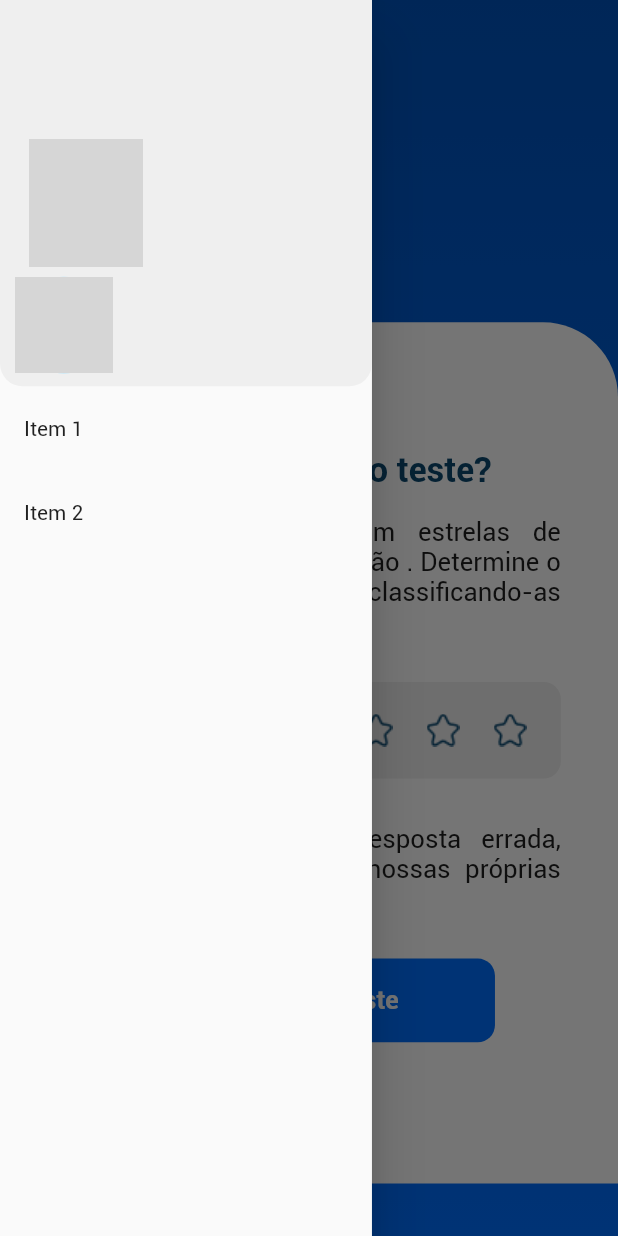
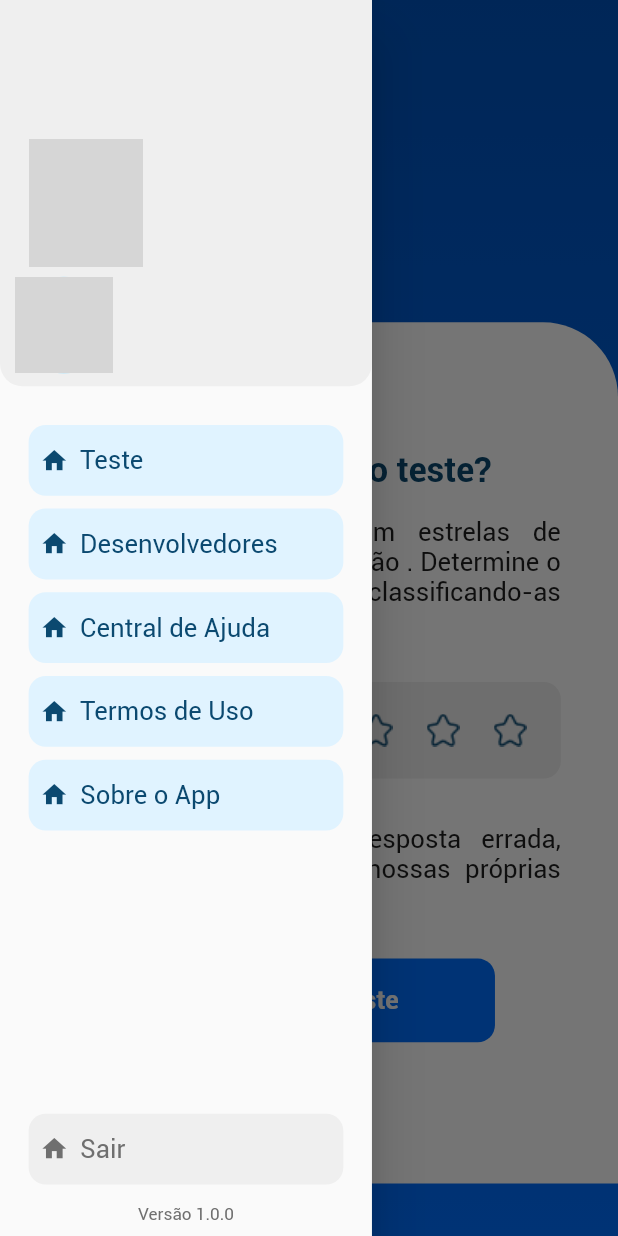
Before and after one commit to ParagonVirtuoso/inteligencias_multiplas, a Flutter app: the HomePage screen opened by its route, with the side drawer open, on a phone screen of 412 x 824 dp. Run offline on Flutter 3.47's test engine with Material 2 defaults, Android fonts, the phone set to English and light mode, and no system bars; our stand-ins replace carousel_slider, firebase_auth, firebase_core, flutter_screenutil, google_sign_in; missing offline and left inert: flutter_facebook_auth; accounts and stored records are empty; network calls fail; grey boxes are pictures that could not be loaded.

Commit message:
feature/criar-itens-drawer
Criado itens internos do drawer.

```diff
--- /dev/null
+++ b/lib/screens/homePage/componentes/button_drawer.dart
@@ -0,0 +1,50 @@
+import 'package:flutter/material.dart';
+import 'package:flutter_screenutil/flutter_screenutil.dart';
+import 'package:inteligencias_multiplas/utils/cores.dart';
+
+class ButtonDrawer extends StatelessWidget {
+  final IconData icon;
+  final String text;
+  final Null Function() onTap;
+  final Color corFundo;
+  final Color corTexto;
+  const ButtonDrawer(
+      {Key? key,
+      required this.icon,
+      required this.text,
+      required this.onTap,
+      required this.corFundo,
+      required this.corTexto})
+      : super(key: key);
+
+  @override
+  Widget build(BuildContext context) {
+    return Container(
+      height: 110.h,
+      margin: EdgeInsets.only(left: 50.w, right: 50.w, top: 10.h, bottom: 10.h),
+      decoration: BoxDecoration(
+        color: corFundo,
+        borderRadius: BorderRadius.circular(30.r),
+      ),
+      child: Row(
+        mainAxisAlignment: MainAxisAlignment.start,
+        children: [
+          Container(
+            margin: EdgeInsets.only(left: 20.w, right: 20.w),
+            child: Icon(
+              icon,
+              color: corTexto,
+              size: 50.sp,
+            ),
+          ),
+          Text(text,
+              style: TextStyle(
+                  fontSize: 45.sp,
+                  fontWeight: FontWeight.w500,
+                  fontFamily: 'Roboto',
+                  color: corTexto))
+        ],
+      )
+    );
+  }
+}
--- a/lib/screens/homePage/componentes/drawer_custom.dart
+++ b/lib/screens/homePage/componentes/drawer_custom.dart
@@ -1,5 +1,6 @@
 import 'package:flutter/material.dart';
 import 'package:flutter_screenutil/flutter_screenutil.dart';
+import 'package:inteligencias_multiplas/screens/homePage/componentes/button_drawer.dart';
 import 'package:inteligencias_multiplas/utils/cores.dart';
 
 class DrawerCustom extends StatefulWidget {
@@ -71,14 +72,81 @@ class _DrawerCustomState extends State<DrawerCustom> {
             ],
           ),
         ),
-        ListTile(
-          title: Text('Item 1'),
-          onTap: () {},
-        ),
-        ListTile(
-          title: Text('Item 2'),
-          onTap: () {},
-        ),
+        Column(
+          crossAxisAlignment: CrossAxisAlignment.center,
+          mainAxisAlignment: MainAxisAlignment.center,
+          children: [
+            SizedBox(
+              height: 50.h,
+            ),
+            ButtonDrawer(
+              icon: Icons.home,
+              text: 'Teste',
+              corFundo: Cores.kAzulDrawerItemColor,
+              corTexto: Cores.kTertiaryColor,
+              onTap: () {
+                Navigator.pop(context);
+              },
+            ),
+            ButtonDrawer(
+              icon: Icons.home,
+              text: 'Desenvolvedores',
+              corFundo: Cores.kAzulDrawerItemColor,
+              corTexto: Cores.kTertiaryColor,
+              onTap: () {
+                Navigator.pop(context);
+              },
+            ),
+
+            ButtonDrawer(
+              icon: Icons.home,
+              text: 'Central de Ajuda',
+              corFundo: Cores.kAzulDrawerItemColor,
+              corTexto: Cores.kTertiaryColor,
+              onTap: () {
+                Navigator.pop(context);
+              },
+            ),
+            ButtonDrawer(
+              icon: Icons.home,
+              text: 'Termos de Uso',
+              corFundo: Cores.kAzulDrawerItemColor,
+              corTexto: Cores.kTertiaryColor,
+              onTap: () {
+                Navigator.pop(context);
+              },
+            ),
+            ButtonDrawer(
+              icon: Icons.home,
+              text: 'Sobre o App',
+              corFundo: Cores.kAzulDrawerItemColor,
+              corTexto: Cores.kTertiaryColor,
+              onTap: () {
+                Navigator.pop(context);
+              },
+            ),
+            SizedBox(height: 420.h),
+            ButtonDrawer(
+              icon: Icons.home,
+              text: 'Sair',
+              corFundo: Cores.kBorderColor,
+              corTexto: Cores.kDeepGreyColor,
+              onTap: () {
+                Navigator.pop(context);
+              },
+            ),
+            Container(
+              margin: EdgeInsets.only(top: 20.h),
+              child: Text(
+                'Versão 1.0.0',
+                style: TextStyle(
+                    fontSize: 30.sp,
+                    color: Cores.kDeepGreyColor,
+                    fontWeight: FontWeight.w500),
+              ),
+            )
+          ],
+        )
       ],
     );
   }
--- a/lib/utils/cores.dart
+++ b/lib/utils/cores.dart
@@ -10,6 +10,7 @@ class Cores {
   static const kAlertaColor = Color(0xfff57d37);
   static const kAzulGradientUpColor = Color(0xff0053be);
   static const kAzulGradientDownColor = Color(0xff006fff);
+  static const kAzulDrawerItemColor = Color(0xffe0f3ff);
 
   static const kGreyColor = Color(0xFFEEEEEE);
   static const kBlackColor = Color(0xFF000000);
```
